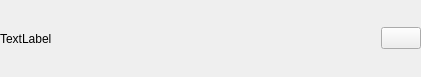
Before: the Qt Designer form ui/SongItem.ui in nichilum/nimamp, drawn with Qt 5.
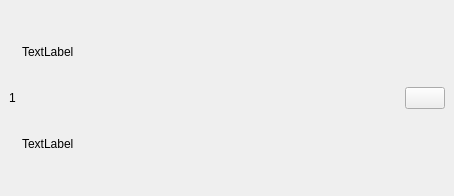
After: the same form once the commit is applied. Icons and pictures are not drawn.

```diff
--- a/ui/SongItem.ui
+++ b/ui/SongItem.ui
@@ -6,8 +6,8 @@
    <rect>
     <x>0</x>
     <y>0</y>
-    <width>421</width>
-    <height>77</height>
+    <width>454</width>
+    <height>196</height>
    </rect>
   </property>
   <property name="windowTitle">
@@ -27,13 +27,32 @@
     <number>0</number>
    </property>
    <item>
+    <widget class="QFrame" name="songItemFrame">
     <layout class="QHBoxLayout" name="horizontalLayout">
      <item>
       <widget class="QLabel" name="label">
        <property name="text">
+         <string>1</string>
+        </property>
+       </widget>
+      </item>
+      <item>
+       <layout class="QVBoxLayout" name="verticalLayout">
+        <item>
+         <widget class="QLabel" name="songItemSongLabel">
+          <property name="text">
         <string>TextLabel</string>
        </property>
       </widget>
+        </item>
+        <item>
+         <widget class="QLabel" name="songItemArtistLabel">
+          <property name="text">
+           <string>TextLabel</string>
+          </property>
+         </widget>
+        </item>
+       </layout>
      </item>
      <item>
       <spacer name="horizontalSpacer">
@@ -60,6 +79,7 @@
       </widget>
      </item>
     </layout>
+    </widget>
    </item>
   </layout>
  </widget>
```
Left out of the diff: 4 changed lines with no effect on the pictures. Lines whose indentation alone changed are shown as unchanged.
